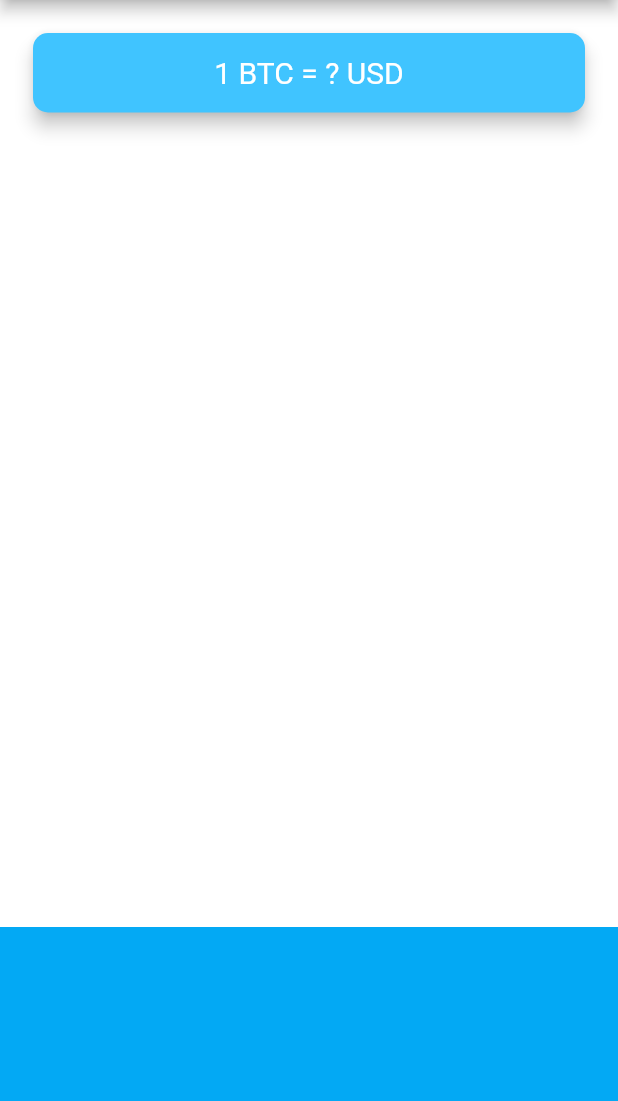
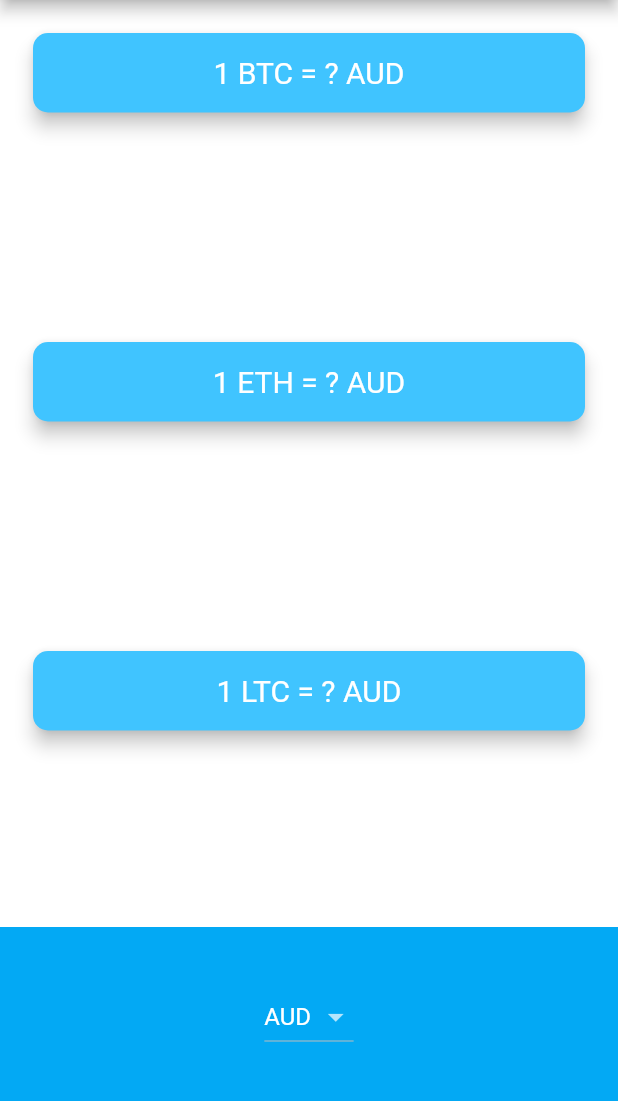
Before and after one commit to henrylong719/flutter_projects, a Flutter app: the screen it shows after launch, on a phone screen of 412 x 824 dp, the part 84-1185 px from its top. Run offline on Flutter 3.47's test engine with Material 2 defaults, Android fonts, the phone set to English and light mode, and no system bars; our stand-ins replace audioplayers, flutter_spinkit, font_awesome_flutter, geolocator, rflutter_alert; network calls fail.

Commit message:
finish bitcoin-ticket

```diff
--- a/bitcoin-ticker-flutter/lib/price_screen.dart
+++ b/bitcoin-ticker-flutter/lib/price_screen.dart
@@ -1,4 +1,7 @@
 import 'package:flutter/material.dart';
+import 'package:flutter/cupertino.dart';
+import 'coin_data.dart';
+import 'dart:io' show Platform;
 
 class PriceScreen extends StatefulWidget {
   @override
@@ -6,6 +9,77 @@
 }
 
 class _PriceScreenState extends State<PriceScreen> {
+  //6: Update the default currency to AUD, the first item in the currencyList.
+  String selectedCurrency = 'AUD';
+  Map<String, String> coinValues = {};
+
+  bool isWaiting = false;
+
+  DropdownButton<String> androidDropdown() {
+    List<DropdownMenuItem<String>> dropdownItems = [];
+    for (String currency in currenciesList) {
+      var newItem = DropdownMenuItem(
+        child: Text(currency),
+        value: currency,
+      );
+      dropdownItems.add(newItem);
+    }
+
+    return DropdownButton<String>(
+      value: selectedCurrency,
+      items: dropdownItems,
+      onChanged: (value) {
+        setState(() {
+          selectedCurrency = value;
+          //2: Call getData() when the picker/dropdown changes.
+          getData();
+        });
+      },
+    );
+  }
+
+  CupertinoPicker iOSPicker() {
+    List<Text> pickerItems = [];
+    for (String currency in currenciesList) {
+      pickerItems.add(Text(currency));
+    }
+
+    return CupertinoPicker(
+      backgroundColor: Colors.lightBlue,
+      itemExtent: 32.0,
+      onSelectedItemChanged: (selectedIndex) {
+        print(selectedIndex);
+        setState(() {
+          //1: Save the selected currency to the property selectedCurrency
+          selectedCurrency = currenciesList[selectedIndex];
+          //2: Call getData() when the picker/dropdown changes.
+          getData();
+        });
+      },
+      children: pickerItems,
+    );
+  }
+
+  void getData() async {
+    isWaiting = true;
+    try {
+      //We're now passing the selectedCurrency when we call getCoinData().
+      var data = await CoinData().getCoinData(selectedCurrency);
+      isWaiting = false;
+      setState(() {
+        coinValues = data;
+      });
+    } catch (e) {
+      print(e);
+    }
+  }
+
+  @override
+  void initState() {
+    super.initState();
+    getData();
+  }
+
   @override
   Widget build(BuildContext context) {
     return Scaffold(
@@ -16,7 +90,47 @@
         mainAxisAlignment: MainAxisAlignment.spaceBetween,
         crossAxisAlignment: CrossAxisAlignment.stretch,
         children: <Widget>[
-          Padding(
+          CryptoCard(
+              cryptoCurrency: 'BTC',
+              value: isWaiting ? '?' : coinValues['BTC'],
+              selectedCurrency: selectedCurrency),
+          CryptoCard(
+              cryptoCurrency: 'ETH',
+              value: isWaiting ? '?' : coinValues['ETH'],
+              selectedCurrency: selectedCurrency),
+          CryptoCard(
+              cryptoCurrency: 'LTC',
+              value: isWaiting ? '?' : coinValues['LTC'],
+              selectedCurrency: selectedCurrency),
+          Container(
+            height: 150.0,
+            alignment: Alignment.center,
+            padding: EdgeInsets.only(bottom: 30.0),
+            color: Colors.lightBlue,
+            child: Platform.isIOS ? iOSPicker() : androidDropdown(),
+          ),
+        ],
+      ),
+    );
+  }
+}
+
+class CryptoCard extends StatelessWidget {
+  const CryptoCard({
+    Key key,
+    @required this.value,
+    @required this.selectedCurrency,
+    @required this.cryptoCurrency,
+  }) : super(key: key);
+
+  final String value;
+  final String selectedCurrency;
+  final String cryptoCurrency;
+
+  @override
+  Widget build(BuildContext context) {
+    print(value);
+    return Padding(
       padding: EdgeInsets.fromLTRB(18.0, 18.0, 18.0, 0),
       child: Card(
         color: Colors.lightBlueAccent,
@@ -27,7 +141,8 @@
         child: Padding(
           padding: EdgeInsets.symmetric(vertical: 15.0, horizontal: 28.0),
           child: Text(
-                  '1 BTC = ? USD',
+            //5: Update the currency name depending on the selectedCurrency.
+            '1 $cryptoCurrency = $value $selectedCurrency',
             textAlign: TextAlign.center,
             style: TextStyle(
               fontSize: 20.0,
@@ -36,16 +151,6 @@
           ),
         ),
       ),
-          ),
-          Container(
-            height: 150.0,
-            alignment: Alignment.center,
-            padding: EdgeInsets.only(bottom: 30.0),
-            color: Colors.lightBlue,
-            child: null,
-          ),
-        ],
-      ),
     );
   }
 }
--- a/bitcoin-ticker-flutter/pubspec.yaml
+++ b/bitcoin-ticker-flutter/pubspec.yaml
@@ -10,6 +10,7 @@
     sdk: flutter
 
   cupertino_icons: ^0.1.2
+  http: ^0.13.3
 
 dev_dependencies:
   flutter_test:
```
Also changed, not shown: bitcoin-ticker-flutter/lib/coin_data.dart (+30 -1 lines), bitcoin-ticker-flutter/pubspec.lock, 4 other files. Lines whose indentation alone changed are shown as unchanged.
